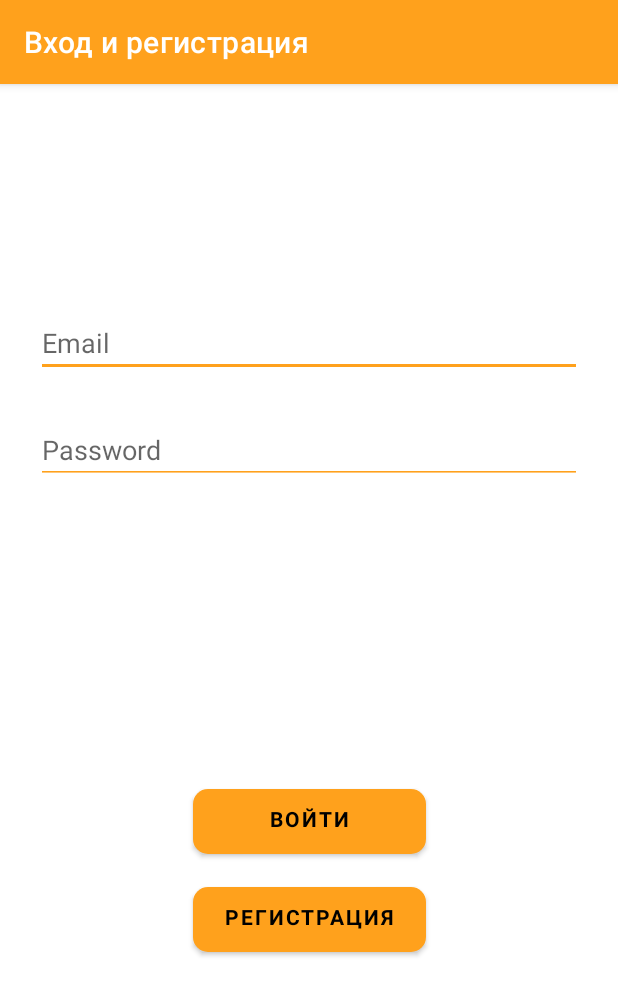
After one commit to NikitaDex/Pizza-Proj, an Android app: the Enter_activity screen opened directly, with no data from a screen before it, on a phone screen of 412 x 824 dp. The commit adds this screen. Shown: the top 995 px of the screen. Run offline under Robolectric (Android 15) with nearby library versions, the phone set to English and light mode, and no system bars.

Commit message:
new login windows

```diff
--- a/app/src/main/AndroidManifest.xml
+++ b/app/src/main/AndroidManifest.xml
@@ -9,7 +9,15 @@
         android:roundIcon="@mipmap/ic_launcher_round"
         android:supportsRtl="true"
         android:theme="@style/Theme.PizzaApp">
-        <activity android:name=".Mashroom_pizza"
+        <activity android:name=".Enter_activity"
+            android:label="@string/title_activity_login">>
+            <intent-filter>
+            <action android:name="com.study.pizzaapp.Enter_activity" />
+
+            <category android:name="android.intent.category.DEFAULT" />
+        </intent-filter></activity>
+        <activity
+            android:name=".Mashroom_pizza"
             android:label="Ветчина и грибы">
             <intent-filter>
                 <action android:name="com.study.pizzaapp.Mashroom_pizza" />
@@ -17,7 +25,8 @@
                 <category android:name="android.intent.category.DEFAULT" />
             </intent-filter>
         </activity>
-        <activity android:name=".Fresh_pizza"
+        <activity
+            android:name=".Fresh_pizza"
             android:label="Пепперони Фреш">
             <intent-filter>
                 <action android:name="com.study.pizzaapp.Fresh_pizza" />
@@ -25,7 +34,8 @@
                 <category android:name="android.intent.category.DEFAULT" />
             </intent-filter>
         </activity>
-        <activity android:name=".Four_season"
+        <activity
+            android:name=".Four_season"
             android:label="Четыре сезона">
             <intent-filter>
                 <action android:name="com.study.pizzaapp.Four_season" />
@@ -33,7 +43,8 @@
                 <category android:name="android.intent.category.DEFAULT" />
             </intent-filter>
         </activity>
-        <activity android:name=".Chees_pizza"
+        <activity
+            android:name=".Chees_pizza"
             android:label="Сырная">
             <intent-filter>
                 <action android:name="com.study.pizzaapp.Chees_pizza" />
@@ -41,7 +52,8 @@
                 <category android:name="android.intent.category.DEFAULT" />
             </intent-filter>
         </activity>
-        <activity android:name=".Carbonara"
+        <activity
+            android:name=".Carbonara"
             android:label="Карбонара">
             <intent-filter>
                 <action android:name="com.study.pizzaapp.Carbonara" />
--- /dev/null
+++ b/app/src/main/java/com/study/pizzaapp/Enter_activity.java
@@ -0,0 +1,26 @@
+package com.study.pizzaapp;
+
+import androidx.appcompat.app.AppCompatActivity;
+
+import android.content.Intent;
+import android.os.Bundle;
+import android.view.View;
+
+public class Enter_activity extends AppCompatActivity {
+
+    @Override
+    protected void onCreate(Bundle savedInstanceState) {
+        super.onCreate(savedInstanceState);
+        setContentView(R.layout.activity_enter);
+    }
+
+    public void btn_reg(View view) {
+        Intent Reg = new Intent("com.study.pizzaapp.RegisterWindow");
+        startActivity(Reg);
+    }
+
+    public void enter_btn(View view) {
+        Intent Enter = new Intent("com.study.pizzaapp.MainActivity");
+        startActivity(Enter);
+    }
+}
--- /dev/null
+++ b/app/src/main/res/layout/activity_enter.xml
@@ -0,0 +1,92 @@
+<?xml version="1.0" encoding="utf-8"?>
+<androidx.constraintlayout.widget.ConstraintLayout xmlns:android="http://schemas.android.com/apk/res/android"
+    xmlns:app="http://schemas.android.com/apk/res-auto"
+    xmlns:tools="http://schemas.android.com/tools"
+    android:layout_width="match_parent"
+    android:layout_height="match_parent"
+    tools:context=".Enter_activity">
+
+    <EditText
+        android:id="@+id/username1"
+        android:layout_width="0dp"
+        android:layout_height="wrap_content"
+        android:layout_marginStart="24dp"
+        android:layout_marginEnd="24dp"
+        android:autofillHints="@string/prompt_email"
+        android:backgroundTint="@color/colorBtn"
+        android:hint="@string/prompt_email"
+        android:inputType="textEmailAddress"
+        android:selectAllOnFocus="true"
+        app:layout_constraintBottom_toBottomOf="parent"
+        app:layout_constraintEnd_toEndOf="parent"
+        app:layout_constraintHorizontal_bias="0.0"
+        app:layout_constraintStart_toStartOf="parent"
+        app:layout_constraintTop_toTopOf="parent"
+        app:layout_constraintVertical_bias="0.208" />
+
+    <EditText
+        android:id="@+id/password1"
+        android:layout_width="0dp"
+        android:layout_height="wrap_content"
+        android:layout_marginStart="24dp"
+        android:layout_marginEnd="24dp"
+        android:autofillHints="@string/prompt_password"
+        android:backgroundTint="@color/colorBtn"
+        android:hint="@string/prompt_password"
+        android:imeActionLabel="@string/action_sign_in_short"
+        android:imeOptions="actionDone"
+        android:inputType="textPassword"
+        android:selectAllOnFocus="true"
+        app:layout_constraintBottom_toBottomOf="parent"
+        app:layout_constraintEnd_toEndOf="parent"
+        app:layout_constraintHorizontal_bias="0.0"
+        app:layout_constraintStart_toStartOf="parent"
+        app:layout_constraintTop_toTopOf="parent"
+        app:layout_constraintVertical_bias="0.306" />
+
+    <Button
+
+        android:id="@+id/login2"
+        android:layout_width="155dp"
+        android:layout_height="43dp"
+        android:layout_gravity="start"
+        android:layout_marginStart="48dp"
+        android:layout_marginTop="16dp"
+        android:layout_marginEnd="48dp"
+        android:background="@drawable/rounder"
+        android:backgroundTint="@color/black"
+        android:enabled="true"
+        android:fontFamily="@font/montserrat_bold"
+        android:text="@string/action_sign_in"
+        android:textColor="@color/black"
+        app:layout_constraintBottom_toBottomOf="parent"
+        app:layout_constraintEnd_toEndOf="parent"
+        app:layout_constraintStart_toStartOf="parent"
+
+
+        app:layout_constraintTop_toTopOf="parent"
+        app:layout_constraintVertical_bias="0.641" />
+
+    <Button
+        android:id="@+id/register2"
+        android:layout_width="155dp"
+        android:layout_height="43dp"
+        android:layout_gravity="start"
+        android:layout_marginStart="48dp"
+        android:layout_marginTop="16dp"
+        android:layout_marginEnd="48dp"
+        android:background="@drawable/rounder"
+        android:bottomRightRadius="10dp"
+        android:enabled="true"
+        android:fontFamily="@font/montserrat_bold"
+        android:onClick="btn_reg"
+        android:text="@string/action_register"
+        android:textColor="@color/black"
+        android:topRightRadius="10dp"
+        app:layout_constraintBottom_toBottomOf="parent"
+        app:layout_constraintEnd_toEndOf="parent"
+        app:layout_constraintStart_toStartOf="parent"
+
+        app:layout_constraintTop_toTopOf="parent"
+        app:layout_constraintVertical_bias="0.733" />
+</androidx.constraintlayout.widget.ConstraintLayout>
--- a/app/src/main/res/layout/activity_login.xml
+++ b/app/src/main/res/layout/activity_login.xml
@@ -59,15 +59,16 @@
         android:backgroundTint="@color/black"
         android:enabled="true"
         android:fontFamily="@font/montserrat_bold"
+        android:onClick="enter_btn"
         android:text="@string/action_sign_in"
         android:textColor="@color/black"
         app:layout_constraintBottom_toBottomOf="parent"
         app:layout_constraintEnd_toEndOf="parent"
         app:layout_constraintHorizontal_bias="0.497"
         app:layout_constraintStart_toStartOf="parent"
-        app:layout_constraintTop_toBottomOf="@+id/password"
 
 
+        app:layout_constraintTop_toBottomOf="@+id/password"
         app:layout_constraintVertical_bias="0.2" />
 
     <Button
--- a/app/src/main/res/menu/activity_main_drawer.xml
+++ b/app/src/main/res/menu/activity_main_drawer.xml
@@ -33,5 +33,7 @@
 
 
 
+
+
     </group>
 </menu>
```
Also changed, not shown: 37 other files.
